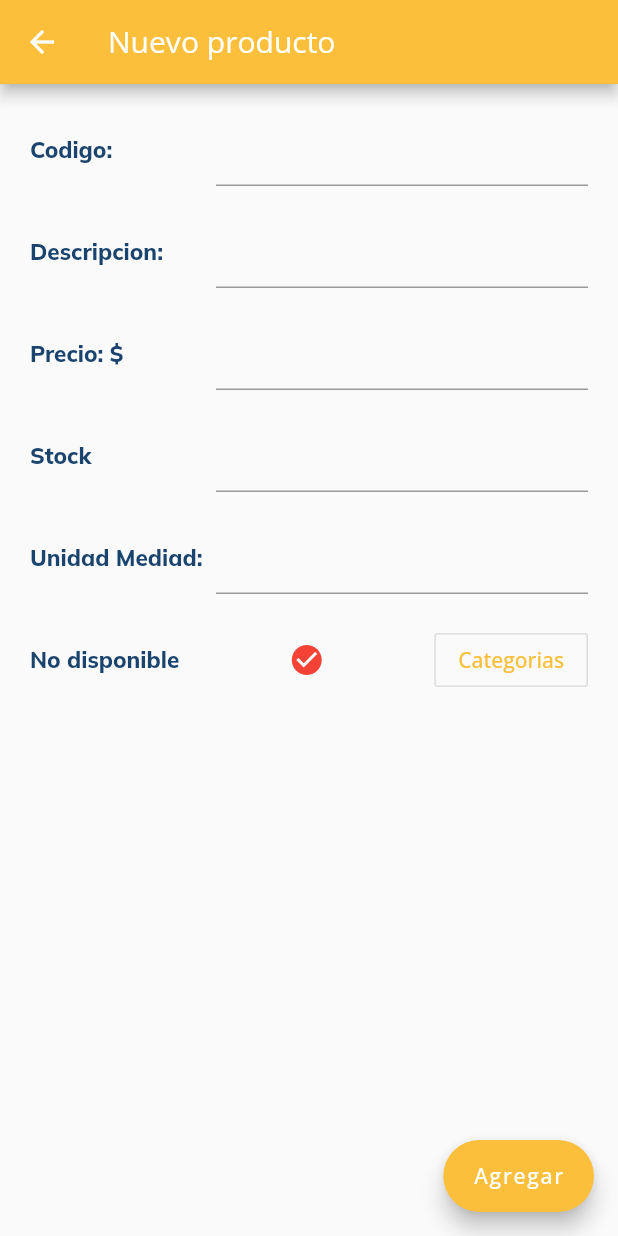
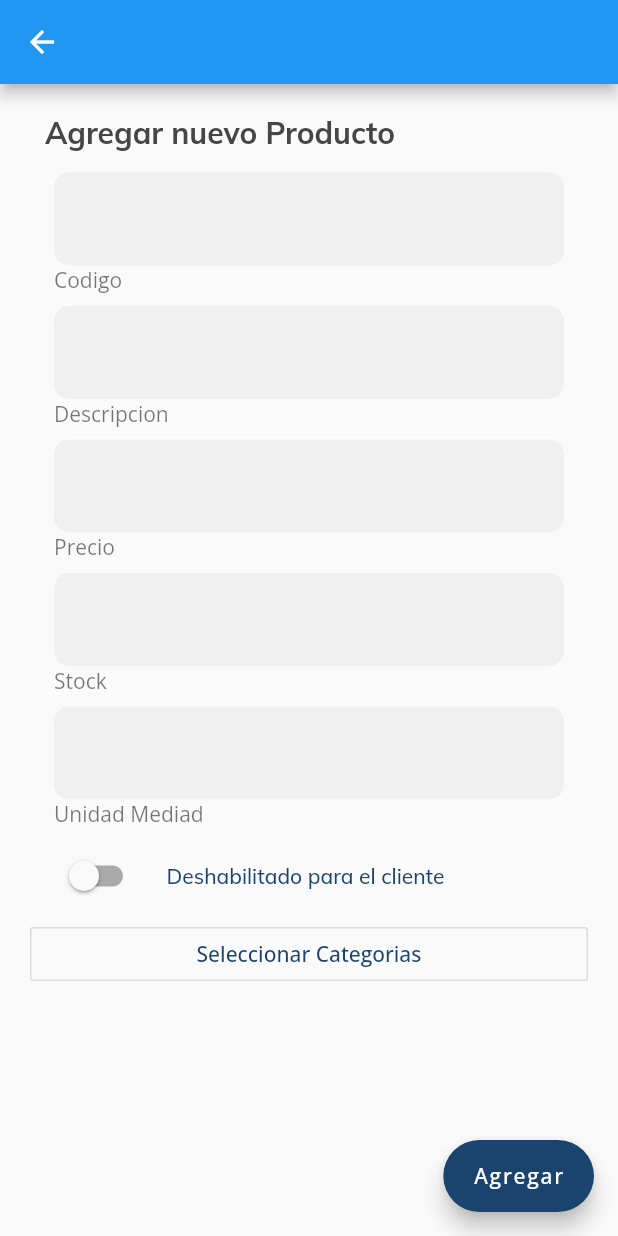
Before and after one commit to krupikivan/kosherparatodos, a Flutter app: the NewProducto screen opened directly, on a phone screen of 412 x 824 dp. Run offline on Flutter 3.47's test engine with Material 2 defaults, Android fonts, the phone set to English and light mode, and no system bars; our stand-ins replace cloud_firestore, cloud_functions, firebase_auth, firebase_storage, flutter_speed_dial, fluttertoast and 4 more; accounts and stored records are empty; network calls fail.

Commit message:
UI admin done

```diff
--- /dev/null
+++ b/lib/src/Widget/admin_widgets/field_widget.dart
@@ -0,0 +1,38 @@
+import 'package:flutter/material.dart';
+import 'package:flutter/services.dart';
+
+class Field extends StatelessWidget {
+  const Field({
+    Key key,
+    @required TextEditingController controller,
+    @required bool isNum,
+    @required String description,
+  })  : _controller = controller,
+        _isNum = isNum,
+        _description = description,
+        super(key: key);
+
+  final TextEditingController _controller;
+  final bool _isNum;
+  final String _description;
+
+  @override
+  Widget build(BuildContext context) {
+    return ListTile(
+      title: TextField(
+        decoration: InputDecoration(
+          border: OutlineInputBorder(
+              borderRadius: BorderRadius.circular(10),
+              borderSide: BorderSide.none),
+          filled: true,
+        ),
+        keyboardType:
+            _isNum == true ? TextInputType.number : TextInputType.text,
+        inputFormatters:
+            _isNum == true ? [WhitelistingTextInputFormatter.digitsOnly] : null,
+        controller: _controller,
+      ),
+      subtitle: Text(_description),
+    );
+  }
+}
--- a/lib/src/Widget/admin_widgets/new_categoria_on_producto_checkbox.dart
+++ b/lib/src/Widget/admin_widgets/new_categoria_on_producto_checkbox.dart
@@ -24,8 +24,8 @@ class CategoriaCheckboxWidget extends StatelessWidget {
                   esProducto: esProducto,
                 ));
       },
-      textColor: MyTheme.Colors.accent,
-      child: Text('Categorias'),
+      textColor: MyTheme.Colors.primary,
+      child: Text('Seleccionar Categorias'),
     );
   }
 }
@@ -50,7 +50,8 @@ class _CategoriaDialogState extends State<CategoriaDialog> {
   Widget build(BuildContext context) {
     return AlertDialog(
       content: Container(
-        height: MediaQuery.of(context).size.height / 2,
+        height: MediaQuery.of(context).size.height / 3,
+        width: MediaQuery.of(context).size.width / 2,
         padding: EdgeInsets.only(top: 20),
         child: ListView(
           shrinkWrap: true,
@@ -98,7 +99,10 @@ class _CategoriaDialogState extends State<CategoriaDialog> {
       ),
       actions: <Widget>[
         FlatButton(
-          child: Text("Volver"),
+          child: Text(
+            "Volver",
+            style: TextStyle(color: MyTheme.Colors.primary),
+          ),
           onPressed: () => Navigator.pop(context),
         ),
       ],
--- a/lib/src/pages/admin_pages/productos/new_producto_page.dart
+++ b/lib/src/pages/admin_pages/productos/new_producto_page.dart
@@ -1,5 +1,6 @@
 import 'package:flutter/material.dart';
-import 'package:flutter/services.dart';
+import 'package:kosherparatodos/src/Widget/admin_widgets/field_widget.dart';
+import 'package:kosherparatodos/src/Widget/admin_widgets/habilitado_widget.dart';
 import 'package:kosherparatodos/src/Widget/title_text.dart';
 import 'package:kosherparatodos/src/models/producto.dart';
 import 'package:kosherparatodos/src/pages/admin_pages/provider/categoria_notifier.dart';
@@ -39,85 +40,66 @@ class _NewProductoState extends State<NewProducto> {
         Provider.of<CategoriaNotifier>(context, listen: false);
     cateNot.getAllCategorias();
     return Scaffold(
-      appBar: AppBar(
-        backgroundColor: MyTheme.Colors.accent,
-        title: const Text('Nuevo producto'),
-      ),
+      appBar: AppBar(),
       body: Container(
         padding: const EdgeInsets.all(20),
         margin: const EdgeInsets.only(bottom: 20),
         child: ListView(
           shrinkWrap: true,
           children: <Widget>[
-            _getRow('Codigo:', _codigoController, false),
-            _getRow('Descripcion:', _descripcionController, false),
-            _getRow('Precio: \$', _precioController, true),
-            _getRow('Stock', _stockController, true),
-            _getRow('Unidad Mediad:', _unidadMedidaController, false),
-            _getHabilitado(),
+            Padding(
+              padding: const EdgeInsets.only(left: 10, right: 10, bottom: 10),
+              child: TitleText(
+                color: MyTheme.Colors.black,
+                text: 'Agregar nuevo Producto',
+                fontSize: 20,
+                fontWeight: FontWeight.w700,
+              ),
+            ),
+            Field(
+                controller: _codigoController,
+                isNum: false,
+                description: 'Codigo'),
+            Field(
+                controller: _descripcionController,
+                isNum: false,
+                description: 'Descripcion'),
+            Field(
+                controller: _precioController,
+                isNum: true,
+                description: 'Precio'),
+            Field(
+                controller: _stockController,
+                isNum: true,
+                description: 'Stock'),
+            Field(
+                controller: _unidadMedidaController,
+                isNum: false,
+                description: 'Unidad Mediad'),
+            ListTile(
+              title: TitleText(
+                text: _habilitado
+                    ? 'Habilitado para el cliente'
+                    : 'Deshabilitado para el cliente',
+                fontSize: 14,
+                fontWeight: FontWeight.w500,
+              ),
+              leading:
+                  Switch(value: _habilitado, onChanged: (val) => _changeBool()),
+            ),
+            CategoriaCheckboxWidget(
+              esProducto: true,
+            ),
           ],
         ),
       ),
       floatingActionButton: FloatingActionButton.extended(
         onPressed: () => _addProduct(context),
         label: const Text('Agregar'),
-        backgroundColor: MyTheme.Colors.accent,
+        backgroundColor: MyTheme.Colors.primary,
       ),
     );
   }
-
-  Widget _getRow(name, controller, isNum) {
-    return Padding(
-      padding: const EdgeInsets.only(bottom: 20),
-      child: Row(
-        crossAxisAlignment: CrossAxisAlignment.center,
-        mainAxisAlignment: MainAxisAlignment.spaceEvenly,
-        children: <Widget>[
-          Expanded(
-            flex: 1,
-            child: TitleText(
-              text: name as String,
-              fontSize: 15,
-            ),
-          ),
-          Expanded(
-            flex: 2,
-            child: TextField(
-              onChanged: _setProductData(),
-              enabled: true,
-              controller: controller as TextEditingController,
-              inputFormatters: isNum == true
-                  ? [WhitelistingTextInputFormatter.digitsOnly]
-                  : null,
-              keyboardType: isNum == true ? TextInputType.number : null,
-            ),
-          ),
-        ],
-      ),
-    );
-  }
-
-  // Widget _viewItems() {
-  //   return Expanded(
-  //     flex: 2,
-  //     child: ListView.builder(
-  //         physics: ScrollPhysics(),
-  //         shrinkWrap: true,
-  //         itemCount: _categoriaList.length,
-  //         itemBuilder: (BuildContext context, int index) => ListTile(
-  //               title: Text(_categoriaList[index].nombre),
-  //               leading: IconButton(
-  //                   icon: Icon(
-  //                     Icons.clear,
-  //                     color: Colors.red,
-  //                   ),
-  //                   onPressed: () {
-  //                     _categoriaList.removeAt(index);
-  //                     setState(() {});
-  //                   }),
-  //             )),
-  //   );
-  // }
 
   _setProductData() {
     final ProductoNotifier producto =
@@ -139,17 +121,6 @@ class _NewProductoState extends State<NewProducto> {
     return Row(
       mainAxisAlignment: MainAxisAlignment.spaceBetween,
       children: <Widget>[
-        TitleText(
-          text: _habilitado == true ? 'Disponible' : 'No disponible',
-          fontSize: 15,
-        ),
-        IconButton(
-          icon: Icon(
-            Icons.check_circle,
-            color: _habilitado == true ? Colors.green : Colors.red,
-          ),
-          onPressed: () => _changeBool(),
-        ),
         const CategoriaCheckboxWidget(
           esProducto: true,
         ),
--- a/lib/src/pages/admin_pages/provider/categoria_notifier.dart
+++ b/lib/src/pages/admin_pages/provider/categoria_notifier.dart
@@ -12,9 +12,9 @@ class CategoriaNotifier with ChangeNotifier {
     getCategoriasPrincipales();
   }
 
-  void getCategoriasPrincipales() {
+  Future getCategoriasPrincipales() async {
     final List<Categoria> _list = [];
-    _repository.getCategoriasPrincipal().then((DocumentSnapshot value) {
+    await _repository.getCategoriasPrincipal().then((DocumentSnapshot value) {
       final List _listPrincipal = value.data['categorias'] as List;
       _listPrincipal.forEach((element) {
         final Categoria _categoria = Categoria.fromPrincipal(element);
--- a/lib/src/pages/auth_pages/login_page.dart
+++ b/lib/src/pages/auth_pages/login_page.dart
@@ -59,7 +59,8 @@ class _LoginPageState extends State<LoginPage> {
                     valueColor:
                         new AlwaysStoppedAnimation<Color>(MyTheme.Colors.white),
                   ))
-                : Form(
+                : Center(
+                    child: Form(
                       key: _formKey,
                       child: ListView(
                         physics: NeverScrollableScrollPhysics(),
@@ -124,6 +125,7 @@ class _LoginPageState extends State<LoginPage> {
                     ),
                   ),
           ),
+        ),
       ],
     );
   }
```
Also changed, not shown: lib/src/Widget/admin_widgets/habilitado_widget.dart (added, +30 -0 lines), lib/src/Widget/auth_widgets/input_text.dart (+4 -4 lines), lib/src/pages/admin_pages/productos/categoria_page.dart (+8 -10 lines), lib/src/pages/admin_pages/productos/new_categoria_page.dart (+21 -63 lines), lib/src/pages/admin_pages/productos/producto_detail_page.dart (+46 -67 lines), lib/src/pages/auth_pages/signup_page.dart (+6 -2 lines). Lines whose indentation alone changed are shown as unchanged.
